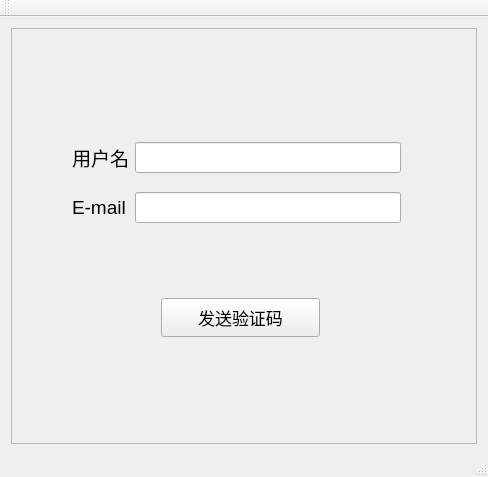
This is find_password.ui in lixiaojia2017/libclient as Qt 5 draws it before an edit. The edited form follows.
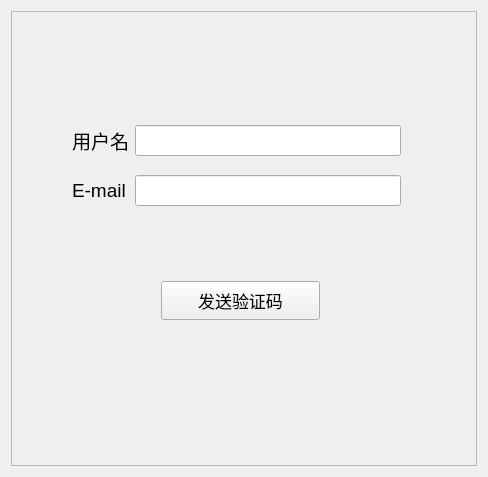
This is the edited form.

Patch:
```diff
--- a/find_password.ui
+++ b/find_password.ui
@@ -83,7 +83,7 @@
            <string>发送验证码</string>
           </property>
          </widget>
-         <widget class="QWidget" name="">
+         <widget class="QWidget" name="layoutWidget">
           <property name="geometry">
            <rect>
             <x>50</x>
@@ -149,25 +149,6 @@
     </item>
    </layout>
   </widget>
-  <widget class="QMenuBar" name="menuBar">
-   <property name="geometry">
-    <rect>
-     <x>0</x>
-     <y>0</y>
-     <width>488</width>
-     <height>26</height>
-    </rect>
-   </property>
-  </widget>
-  <widget class="QToolBar" name="mainToolBar">
-   <attribute name="toolBarArea">
-    <enum>TopToolBarArea</enum>
-   </attribute>
-   <attribute name="toolBarBreak">
-    <bool>false</bool>
-   </attribute>
-  </widget>
-  <widget class="QStatusBar" name="statusBar"/>
  </widget>
  <layoutdefault spacing="6" margin="11"/>
  <resources/>
```
